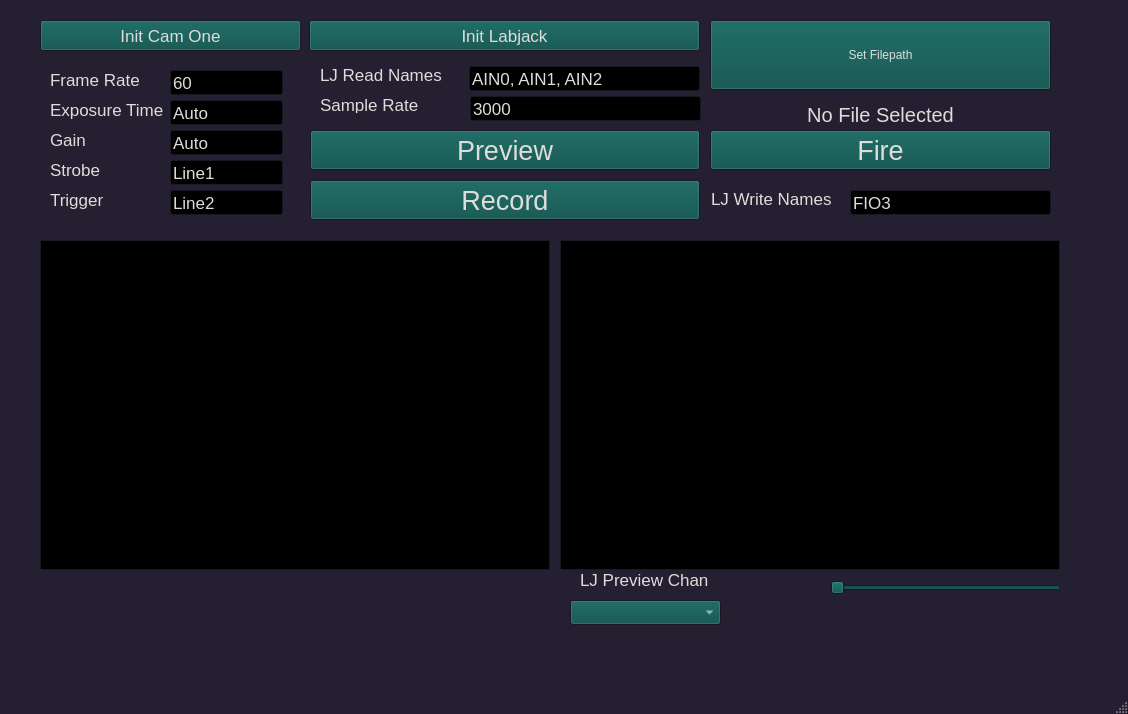
The window that gui.ui (jbmelander/jackfish) describes before a commit, drawn with Qt 5.
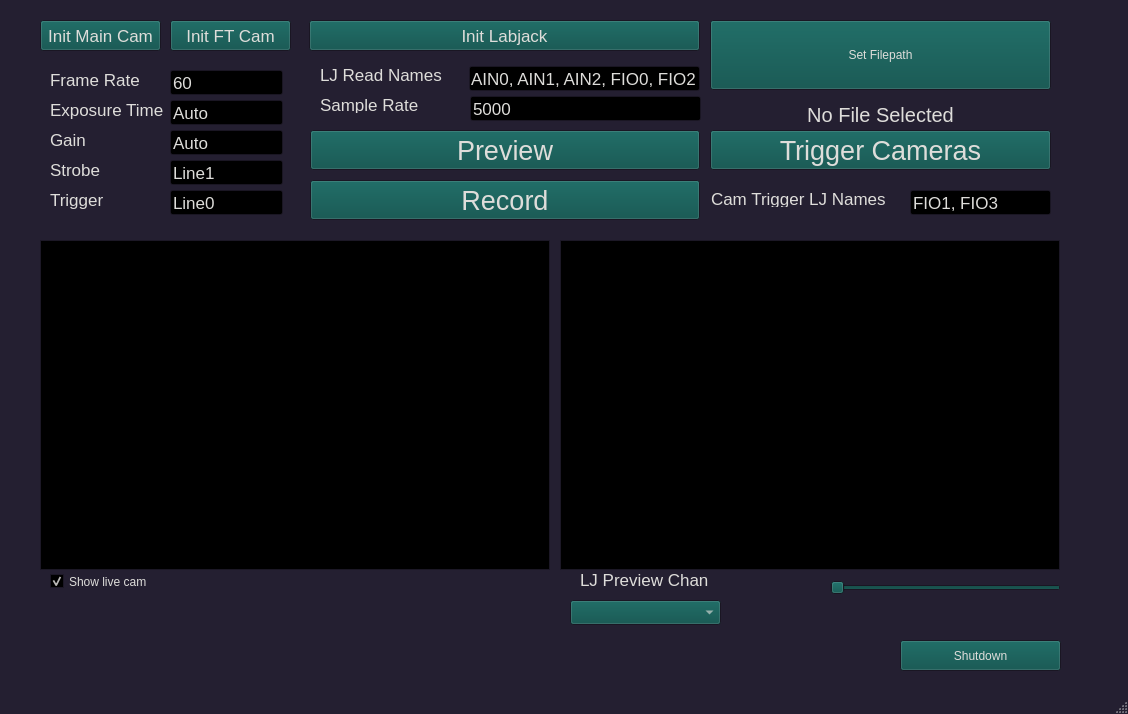
The same window after the commit. Custom widgets are drawn as their Qt base class.

Commit message: scanrate, cam view toggle, don't hang for frames

```diff
--- a/gui.ui
+++ b/gui.ui
@@ -494,7 +494,7 @@
      <rect>
       <x>40</x>
       <y>20</y>
-      <width>261</width>
+      <width>121</width>
       <height>31</height>
      </rect>
     </property>
@@ -505,7 +505,7 @@
      </font>
     </property>
     <property name="text">
-     <string>Init Cam One</string>
+     <string>Init Main Cam</string>
     </property>
    </widget>
    <widget class="QPushButton" name="init_lj_push">
@@ -722,7 +722,7 @@
      <enum>Qt::LeftToRight</enum>
     </property>
     <property name="text">
-     <string>Line2</string>
+     <string>Line0</string>
     </property>
    </widget>
    <widget class="QLabel" name="label_7">
@@ -763,7 +763,7 @@
      </font>
     </property>
     <property name="text">
-     <string>AIN0, AIN1, AIN2</string>
+     <string>AIN0, AIN1, AIN2, FIO0, FIO2</string>
     </property>
    </widget>
    <widget class="QLabel" name="label_4">
@@ -820,7 +820,7 @@
      </font>
     </property>
     <property name="text">
-     <string>3000</string>
+     <string>5000</string>
     </property>
    </widget>
    <widget class="QPushButton" name="preview_push">
@@ -945,7 +945,7 @@
      </font>
     </property>
     <property name="text">
-     <string>Fire</string>
+     <string>Trigger Cameras</string>
     </property>
    </widget>
    <widget class="QLabel" name="label_8">
@@ -953,7 +953,7 @@
      <rect>
       <x>711</x>
       <y>190</y>
-      <width>140</width>
+      <width>181</width>
       <height>17</height>
      </rect>
     </property>
@@ -964,15 +964,15 @@
      </font>
     </property>
     <property name="text">
-     <string>LJ Write Names</string>
+     <string>Cam Trigger LJ Names</string>
     </property>
    </widget>
    <widget class="QLineEdit" name="lj_write_chan_edit">
     <property name="geometry">
      <rect>
-      <x>850</x>
+      <x>910</x>
       <y>190</y>
-      <width>201</width>
+      <width>141</width>
       <height>25</height>
      </rect>
     </property>
@@ -983,7 +983,7 @@
      </font>
     </property>
     <property name="text">
-     <string>FIO3</string>
+     <string>FIO1, FIO3</string>
     </property>
    </widget>
    <widget class="QLabel" name="label_9">
@@ -1015,6 +1015,54 @@
      </rect>
     </property>
    </widget>
+   <widget class="QCheckBox" name="cam_view_toggle">
+    <property name="geometry">
+     <rect>
+      <x>50</x>
+      <y>570</y>
+      <width>121</width>
+      <height>23</height>
+     </rect>
+    </property>
+    <property name="text">
+     <string>Show live cam</string>
+    </property>
+    <property name="checked">
+     <bool>true</bool>
+    </property>
+   </widget>
+   <widget class="QPushButton" name="init_cam1_push">
+    <property name="geometry">
+     <rect>
+      <x>170</x>
+      <y>20</y>
+      <width>121</width>
+      <height>31</height>
+     </rect>
+    </property>
+    <property name="font">
+     <font>
+      <family>Arial</family>
+      <pointsize>13</pointsize>
+     </font>
+    </property>
+    <property name="text">
+     <string>Init FT Cam</string>
+    </property>
+   </widget>
+   <widget class="QPushButton" name="shutdown_push">
+    <property name="geometry">
+     <rect>
+      <x>900</x>
+      <y>640</y>
+      <width>161</width>
+      <height>31</height>
+     </rect>
+    </property>
+    <property name="text">
+     <string>Shutdown</string>
+    </property>
+   </widget>
   </widget>
   <widget class="QStatusBar" name="statusBar"/>
  </widget>
```
Left out of the diff: 4 changed lines with no effect on the pictures. The commit also changes 4 other files.
